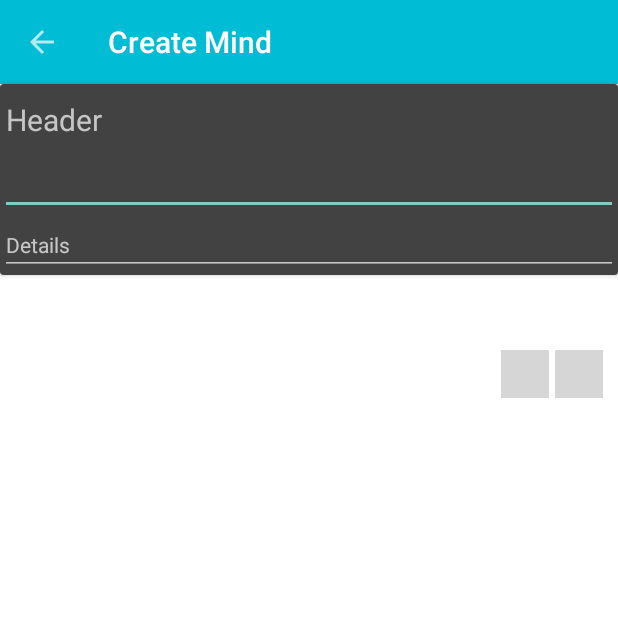
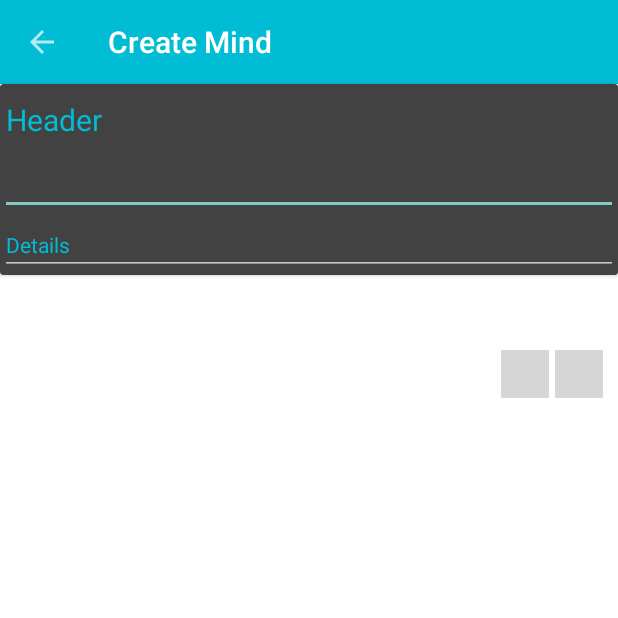
Before and after one commit to fromthesecond/Minder, an Android app: the CreateNoteActivity screen opened directly, with no data from a screen before it, on a phone screen of 412 x 824 dp, the top half of it. Run offline under Robolectric (Android 15) with nearby library versions, the phone set to English and light mode, and no system bars; libraries missing offline, so code that uses them is left out: com.gc.materialdesign; plain views replace ButtonFlat, ButtonRectangle; grey boxes are pictures that could not be loaded.

Commit message:
Small fixes Beta v. 0.4

```diff
--- a/app/src/main/java/com/fireblink/minder/CreateNoteActivity.java
+++ b/app/src/main/java/com/fireblink/minder/CreateNoteActivity.java
@@ -19,12 +19,13 @@ public class CreateNoteActivity extends ActionBarActivity {
 
     private EditText name;
     private EditText body;
+    private Toolbar toolbar;
 
     @Override
     protected void onCreate(Bundle savedInstanceState) {
         super.onCreate(savedInstanceState);
         setContentView(R.layout.activity_create_note);
-        Toolbar toolbar = (Toolbar) findViewById(R.id.customToolbar);
+        toolbar = (Toolbar) findViewById(R.id.customToolbar);
         if (toolbar != null) {
             setSupportActionBar(toolbar);
             getSupportActionBar().setDisplayHomeAsUpEnabled(true);
@@ -36,12 +37,13 @@ public class CreateNoteActivity extends ActionBarActivity {
                     finish();
                 }
             });
-
         }
         name = (EditText) findViewById(R.id.name);
         body = (EditText) findViewById(R.id.body);
         name.setHint("Header");
         body.setHint("Details");
+        name.setHintTextColor(getResources().getColor(R.color.colorPrimary));
+        body.setHintTextColor(getResources().getColor(R.color.colorPrimary));
     }
 
     @Override
--- a/app/src/main/res/layout/activity_create_note.xml
+++ b/app/src/main/res/layout/activity_create_note.xml
@@ -41,10 +41,7 @@
         </LinearLayout>
     </android.support.v7.widget.CardView>
 
-
-
     <LinearLayout
-
         android:orientation="horizontal"
         android:layout_width="fill_parent"
         android:layout_height="wrap_content"
--- a/app/src/main/res/values/styles.xml
+++ b/app/src/main/res/values/styles.xml
@@ -29,6 +29,7 @@
     </style>
     <style name="customEditText2" parent="customEditText">
         <item name="android:textSize">14sp</item>
+        <item name="android:editTextColor">#FFFFFF</item>
         <item name="colorControlHighlight">#424242</item>
     </style>
     <style name="ToolBarCustom" parent="Theme.AppCompat.NoActionBar">
```
Also changed, not shown: app/src/main/java/com/fireblink/minder/MainActivity.java (+19 -11 lines).
